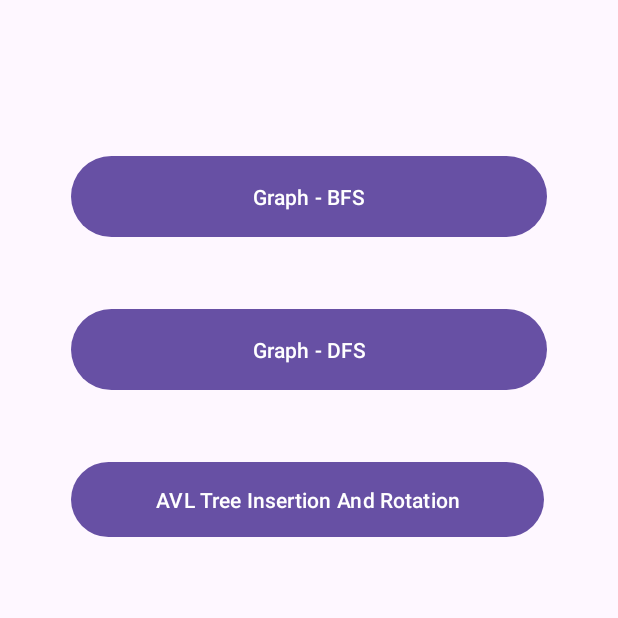
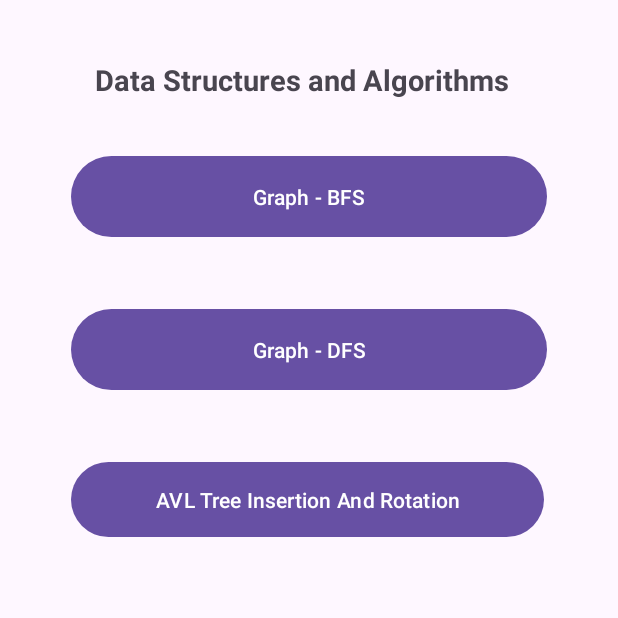
Before and after one commit to aaditeeiche/resource-materials, an Android app: the screen it shows after launch (SubjectSubTopicActivity), after a tap on "Data Structures and Algorithms", on a phone screen of 412 x 824 dp, the top half of it. Run offline under Robolectric (Android 15) with nearby library versions, the phone set to English and light mode, and no system bars.

Commit message:
added subtopic titles

```diff
--- a/app/src/main/res/layout/activity_subject_subtopics.xml
+++ b/app/src/main/res/layout/activity_subject_subtopics.xml
@@ -35,4 +35,16 @@
         app:layout_constraintHorizontal_bias="0.489"
         app:layout_constraintStart_toStartOf="parent"
         app:layout_constraintTop_toBottomOf="@+id/graphBFS2" />
+
+    <TextView
+        android:id="@+id/textView3"
+        android:layout_width="285dp"
+        android:layout_height="35dp"
+        android:layout_marginTop="40dp"
+        android:text="Data Structures and Algorithms"
+        android:textSize="19sp"
+        android:textStyle="bold"
+        app:layout_constraintEnd_toEndOf="parent"
+        app:layout_constraintStart_toStartOf="parent"
+        app:layout_constraintTop_toTopOf="parent" />
 </androidx.constraintlayout.widget.ConstraintLayout>
```
Also changed, not shown: app/src/main/res/layout/activity_cn_topics.xml (+13 -0 lines), app/src/main/res/layout/activity_daa_topics.xml (+12 -0 lines).
